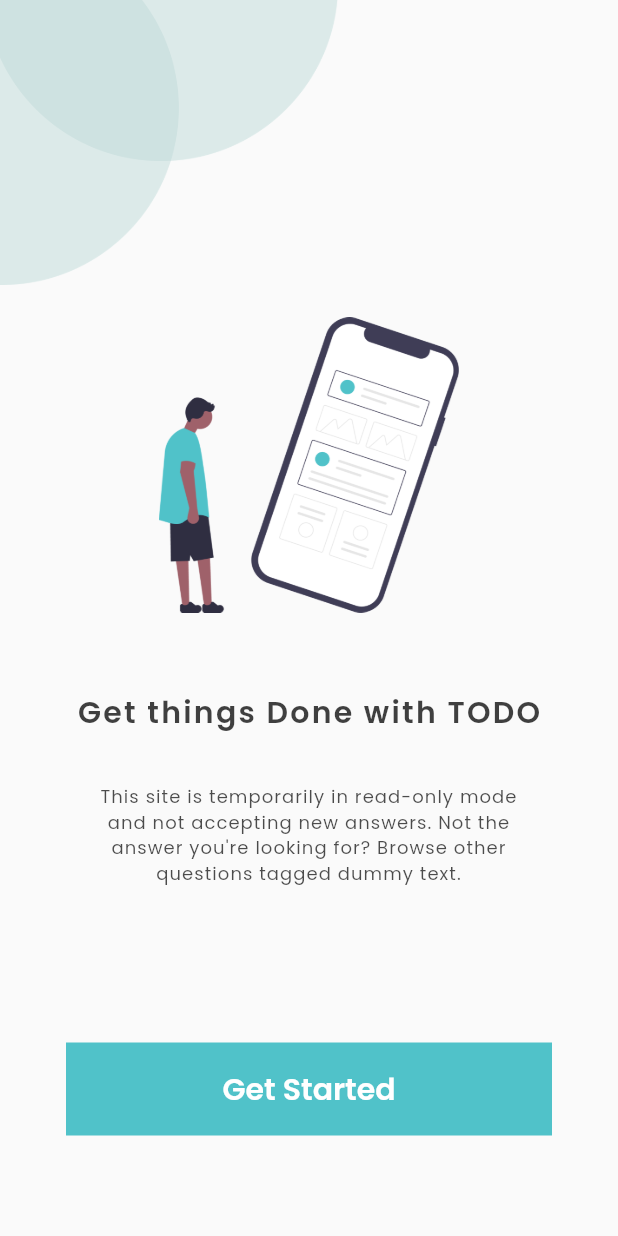
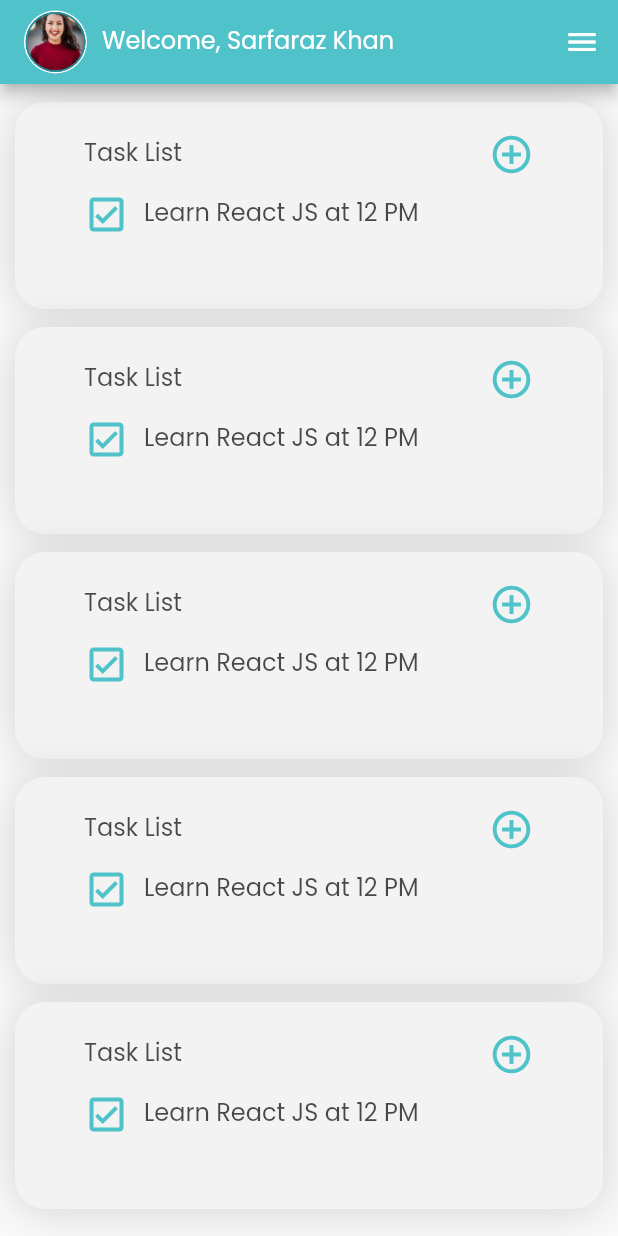
Before and after one commit to khanmudassir124/todolist, a Flutter app: the screen it shows after launch, on a phone screen of 412 x 824 dp. Run offline on Flutter 3.47's test engine with Material 2 defaults, Android fonts, the phone set to English and light mode, and no system bars; our stand-ins replace get.

Commit message:
20/3/2022 - New Design

```diff
--- a/lib/main.dart
+++ b/lib/main.dart
@@ -1,6 +1,7 @@
 import 'package:flutter/material.dart';
 import 'package:todolist/pages/SignUp_Page.dart';
 import 'package:todolist/pages/Splash_Screen.dart';
+import 'package:todolist/pages/main_page.dart';
 import 'package:todolist/pages/todo_list.dart';
 
 void main() {
@@ -28,92 +29,7 @@ class MyApp extends StatelessWidget {
         // is not restarted.
         primarySwatch: Colors.blue,
       ),
-      home: SplashScreen(),
+      home: MainPage(),
     );
   }
 }
-
-class MyHomePage extends StatefulWidget {
-  const MyHomePage({Key? key, required this.title}) : super(key: key);
-
-  // This widget is the home page of your application. It is stateful, meaning
-  // that it has a State object (defined below) that contains fields that affect
-  // how it looks.
-
-  // This class is the configuration for the state. It holds the values (in this
-  // case the title) provided by the parent (in this case the App widget) and
-  // used by the build method of the State. Fields in a Widget subclass are
-  // always marked "final".
-
-  final String title;
-
-  @override
-  State<MyHomePage> createState() => _MyHomePageState();
-}
-
-class _MyHomePageState extends State<MyHomePage> {
-  int _counter = 0;
-
-  void _incrementCounter() {
-    setState(() {
-      // This call to setState tells the Flutter framework that something has
-      // changed in this State, which causes it to rerun the build method below
-      // so that the display can reflect the updated values. If we changed
-      // _counter without calling setState(), then the build method would not be
-      // called again, and so nothing would appear to happen.
-      _counter++;
-    });
-  }
-
-  @override
-  Widget build(BuildContext context) {
-    // This method is rerun every time setState is called, for instance as done
-    // by the _incrementCounter method above.
-    //
-    // The Flutter framework has been optimized to make rerunning build methods
-    // fast, so that you can just rebuild anything that needs updating rather
-    // than having to individually change instances of widgets.
-    return Scaffold(
-      appBar: AppBar(
-        // Here we take the value from the MyHomePage object that was created by
-        // the App.build method, and use it to set our appbar title.
-        title: Text(widget.title),
-      ),
-      body: Center(
-        // Center is a layout widget. It takes a single child and positions it
-        // in the middle of the parent.
-        child: Column(
-          // Column is also a layout widget. It takes a list of children and
-          // arranges them vertically. By default, it sizes itself to fit its
-          // children horizontally, and tries to be as tall as its parent.
-          //
-          // Invoke "debug painting" (press "p" in the console, choose the
-          // "Toggle Debug Paint" action from the Flutter Inspector in Android
-          // Studio, or the "Toggle Debug Paint" command in Visual Studio Code)
-          // to see the wireframe for each widget.
-          //
-          // Column has various properties to control how it sizes itself and
-          // how it positions its children. Here we use mainAxisAlignment to
-          // center the children vertically; the main axis here is the vertical
-          // axis because Columns are vertical (the cross axis would be
-          // horizontal).
-          mainAxisAlignment: MainAxisAlignment.center,
-          children: <Widget>[
-            const Text(
-              'You have pushed the button this many times:',
-            ),
-            Text(
-              '$_counter',
-              style: Theme.of(context).textTheme.headline4,
-            ),
-          ],
-        ),
-      ),
-      floatingActionButton: FloatingActionButton(
-        onPressed: _incrementCounter,
-        tooltip: 'Increment',
-        child: const Icon(Icons.add),
-      ), // This trailing comma makes auto-formatting nicer for build methods.
-    );
-  }
-}
--- a/lib/pages/SignUp_Page.dart
+++ b/lib/pages/SignUp_Page.dart
@@ -3,6 +3,7 @@ import 'dart:convert';
 import 'package:flutter/cupertino.dart';
 import 'package:flutter/material.dart';
 import 'package:todolist/pages/todo_list.dart';
+import 'package:get/get_connect/http/src/utils/utils.dart';
 import 'package:todolist/utils/colors.dart';
 import 'package:todolist/widgets/Text_Field.dart';
 
@@ -20,10 +21,14 @@ class SignUpPage extends StatefulWidget {
   State<SignUpPage> createState() => _SignUpPageState();
 }
 
+class _SignUpPageState extends State<SignUpPage> {
+  final _formKey = GlobalKey<FormState>();
   TextEditingController emailController = TextEditingController();
   TextEditingController passController = TextEditingController();
   TextEditingController nameController = TextEditingController();
   TextEditingController pass2Controller = TextEditingController();
+
+  bool _isVisible = false;
 
   String? validateEmail(String? value) {
     String pattern =
@@ -37,8 +42,12 @@ String? validateEmail(String? value) {
       return null;
   }
 
-class _SignUpPageState extends State<SignUpPage> {
-  final _formKey = GlobalKey<FormState>();
+  _showError() {
+    setState(() {
+      _isVisible = true;
+    });
+  }
+
   @override
   Widget build(BuildContext context) {
     return Scaffold(
@@ -174,6 +183,15 @@ class _SignUpPageState extends State<SignUpPage> {
                       ],
                     ),
                   ),
+                  Stack(
+                    children: [
+                      Visibility(
+                        visible: _isVisible,
+                        child: MidText(
+                            text: "Email is Already Been Taken, Try Again...",
+                            color: Colors.red,
+                            size: 14),
+                      ),
                       Container(
                         margin: EdgeInsets.only(top: 30),
                         child: InkWell(
@@ -190,14 +208,15 @@ class _SignUpPageState extends State<SignUpPage> {
                                       builder: (context) => TodoList()),
                                   (Route<dynamic> route) => false,
                                 );
+                              } else if (msg == false) {
+                                _showError();
                               }
-                          // else if (msg == false) {
-                          //   _showError();
-                          // }
                             }
                           },
                           child: MainButton(text: "Sign Up"),
                         ),
+                      ),
+                    ],
                   ),
                   Container(
                       margin: EdgeInsets.only(top: 15),
@@ -246,7 +265,7 @@ class _SignUpPageState extends State<SignUpPage> {
         print(body['message']);
         if (body['message'] == 'SUCCESS') {
           return true;
-        } else {
+        } else if (body['message'] == 'The email has already been taken.') {
           return false;
         }
       }
--- /dev/null
+++ b/lib/pages/main_page.dart
@@ -0,0 +1,228 @@
+import 'package:flutter/material.dart';
+import 'package:todolist/utils/colors.dart';
+import 'package:flutter/services.dart';
+import 'package:todolist/widgets/app_icon.dart';
+import '../widgets/Big_Text.dart';
+import '../widgets/small_text.dart';
+
+class MainPage extends StatefulWidget {
+  const MainPage({Key? key}) : super(key: key);
+
+  @override
+  State<MainPage> createState() => _MainPageState();
+}
+
+class _MainPageState extends State<MainPage> {
+  @override
+  Widget build(BuildContext context) {
+    // SystemChrome.setEnabledSystemUIMode([SystemUiOverlay.bottom]);
+    //SystemChrome.setEnabledSystemUIMode(SystemUiMode.manual, overlays: [SystemUiOverlay.bottom]);
+    return Scaffold(
+      endDrawer: Drawer(
+        child: Column(
+          children: [
+            Container(
+                height: 210,
+                width: 320,
+                color: AppColors.boxgColor,
+                child: Column(
+                  children: [
+                    SizedBox(
+                      height: 50,
+                    ),
+                    Padding(
+                      padding: EdgeInsets.all(10),
+                      child: Column(
+                        //mainAxisAlignment: MainAxisAlignment.spaceBetween,
+                        children: [
+                          CircleAvatar(
+                            radius: 42,
+                            backgroundColor: Colors.white,
+                            child: CircleAvatar(
+                              radius: 40,
+                              foregroundImage:
+                                  AssetImage("assets/images/img.png"),
+                              backgroundImage:
+                                  AssetImage("assets/images/img.png"),
+                            ),
+                          ),
+                          BigText(
+                            text: "Sarfaraz Khan",
+                            color: Colors.white,
+                          ),
+                          SmallText(
+                            text: "admin@gmail.com",
+                            color: Colors.white,
+                          ),
+                          // Container(
+                          //   width: 40,
+                          //   height: 40,
+                          //   child: AppIcon(icon: Icons.abc, size: 20),
+                          // )
+                        ],
+                      ),
+                    ),
+                  ],
+                )
+                // decoration: BoxDecoration(color: AppColors.boxgColor),
+                ),
+            Material(
+              child: ListView(
+                padding: EdgeInsets.only(top: 0),
+                shrinkWrap: true,
+                children: <Widget>[
+                  // const SizedBox(
+                  //   height: 40,
+                  // ),
+                  buildMenuItem(
+                      text: "Something",
+                      icon: Icons.people,
+                      onClicked: () => selectedItem(context, 0)),
+                  buildMenuItem(text: "Something", icon: Icons.people)
+                ],
+              ),
+            )
+          ],
+        ),
+      ),
+      appBar: AppBar(
+          backgroundColor: AppColors.boxgColor,
+          title: Row(
+            children: [
+              CircleAvatar(
+                radius: 21,
+                backgroundColor: Colors.white,
+                child: CircleAvatar(
+                  radius: 20,
+                  foregroundImage: AssetImage("assets/images/img.png"),
+                  backgroundImage: AssetImage("assets/images/img.png"),
+                ),
+              ),
+              SizedBox(
+                width: 10,
+              ),
+              SmallText(
+                text: "Welcome, Sarfaraz Khan",
+                color: Colors.white,
+                size: 16,
+              )
+            ],
+          )),
+      body: Container(
+          child: ListView.builder(
+              itemCount: 5,
+              itemBuilder: (BuildContext context, int index) {
+                return Container(
+                  margin: EdgeInsets.only(left: 10, right: 10),
+                  child: SizedBox(
+                    height: 150,
+                    width: 350,
+                    child: Container(
+                      margin: EdgeInsets.only(top: 12),
+                      decoration: BoxDecoration(
+                        borderRadius: BorderRadius.only(
+                          topLeft: Radius.circular(20.0),
+                          topRight: Radius.circular(20.0),
+                          bottomLeft: Radius.circular(20.0),
+                          bottomRight: Radius.circular(20.0),
+                        ),
+                        boxShadow: [
+                          BoxShadow(
+                            color: Color.fromARGB(255, 209, 209, 209),
+                            offset: const Offset(
+                              0,
+                              1,
+                            ),
+                            blurRadius: 25.0,
+                            spreadRadius: 0.0,
+                          ),
+                          BoxShadow(
+                            color: Color.fromARGB(255, 243, 243, 243),
+                            offset: const Offset(0.0, 0.0),
+                            blurRadius: 0.0,
+                            spreadRadius: 0.0,
+                          ),
+                        ],
+                      ),
+                      child: Column(
+                        children: [
+                          Container(
+                            margin: EdgeInsets.only(top: 20),
+                            width: 300,
+                            child: Row(
+                              mainAxisAlignment: MainAxisAlignment.spaceBetween,
+                              children: [
+                                SmallText(
+                                  text: "Task List",
+                                  size: 16,
+                                ),
+                                Icon(
+                                  Icons.add_circle_outline_outlined,
+                                  color: AppColors.boxgColor,
+                                  size: 30,
+                                )
+                              ],
+                            ),
+                          ),
+                          Container(
+                            //margin: EdgeInsets.only(top: 10),
+                            width: 300,
+                            child: Column(
+                              children: [
+                                Container(
+                                  margin: EdgeInsets.only(top: 10),
+                                  child: Row(
+                                    children: [
+                                      Container(
+                                        margin: EdgeInsets.only(right: 10),
+                                        child: Icon(
+                                          Icons.check_box_outlined,
+                                          color: AppColors.boxgColor,
+                                          size: 30,
+                                        ),
+                                      ),
+                                      SmallText(
+                                        text: "Learn React JS at 12 PM",
+                                        size: 16,
+                                      ),
+                                    ],
+                                  ),
+                                ),
+                              ],
+                            ),
+                          )
+                        ],
+                      ),
+                    ),
+                  ),
+                );
+              })),
+    );
+  }
+
+  void selectedItem(BuildContext context, int index) {
+    switch (index) {
+      case 0:
+        print("Button Pressed - 0");
+        break;
+    }
+  }
+}
+
+Widget buildMenuItem({
+  required String text,
+  required IconData icon,
+  VoidCallback? onClicked,
+}) {
+  final color = AppColors.boxgColor;
+  final hoverColor = Colors.white;
+  return ListTile(
+      leading: Icon(icon, color: color),
+      title: SmallText(
+        text: text,
+        color: color,
+        size: 15,
+      ),
+      hoverColor: hoverColor,
+      onTap: () {});
+}
```
Also changed, not shown: lib/widgets/app_icon.dart (line endings or trailing spaces). Lines whose indentation alone changed are shown as unchanged.
